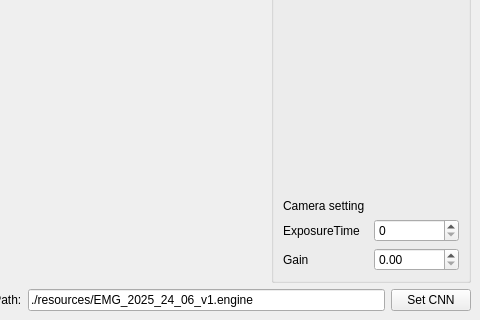
Above: modules_py/mainWindowSmir_ui.ui from rubiliks/CamViewer_Hikrobot_GiGE before the change; both pictures show x 482 to 962 and y 288 to 608 of the 962 by 608 pixel window. Below: the same form after it.
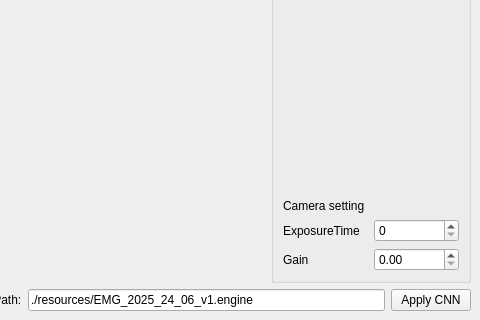
That is the form after the change.

The edit to the form file:
```diff
--- a/modules_py/mainWindowSmir_ui.ui
+++ b/modules_py/mainWindowSmir_ui.ui
@@ -248,7 +248,7 @@
         <item>
          <widget class="QPushButton" name="pushButton">
           <property name="text">
-           <string>Set CNN</string>
+           <string>Apply CNN</string>
           </property>
          </widget>
         </item>
```
Left out of the diff: 2 changed lines with no effect on the pictures.
